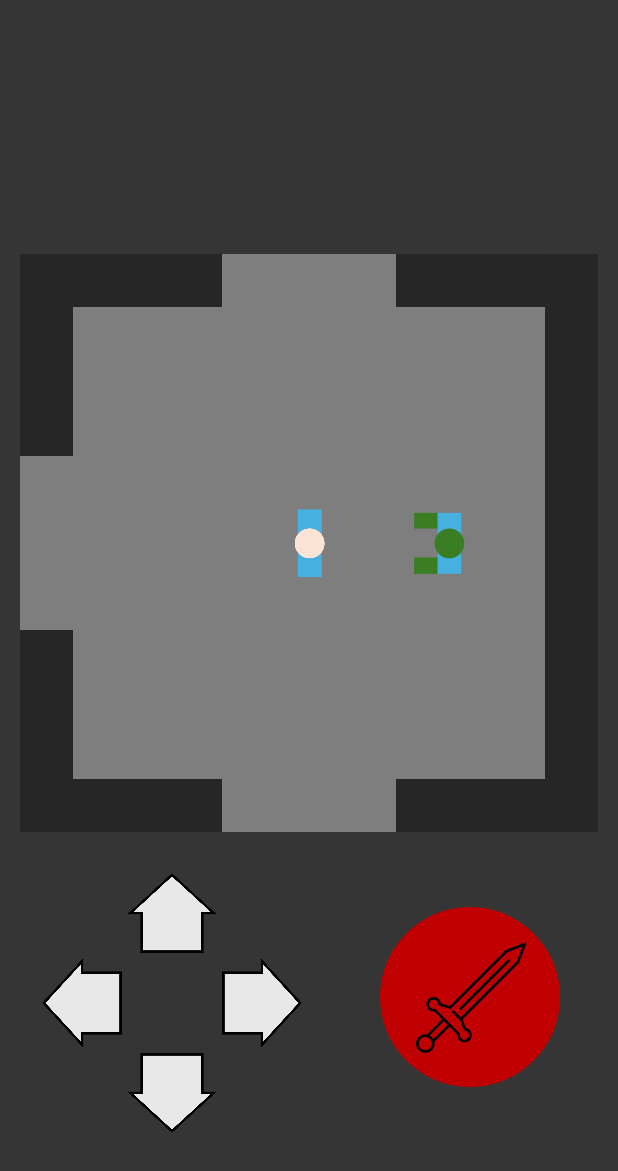
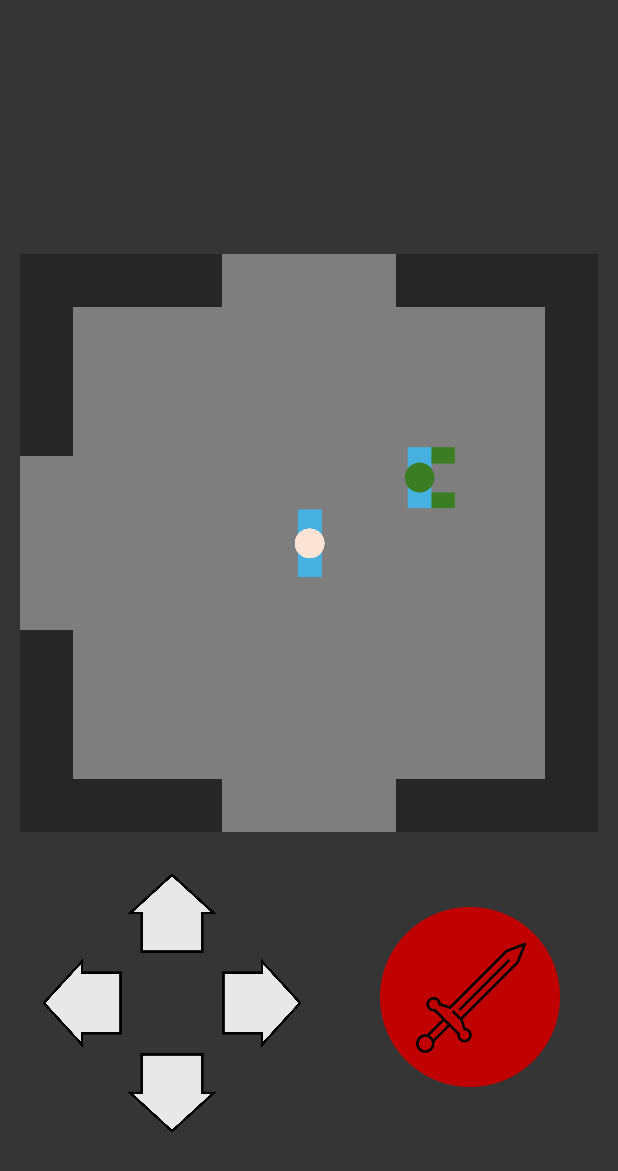
Before and after one commit to Etienne0792/Prototype-PFI, an Android app: the room6 screen opened directly, with no data from a screen before it, on a phone screen of 412 x 824 dp. Shown: the top 1171 px of the screen. Run offline under Robolectric (Android 15) with nearby library versions, the light colour scheme and no system bars; 5 statements that could not run were skipped.

Commit message:
correction mineures

```diff
--- a/app/src/main/java/com/example/prototype_pfi/room6.java
+++ b/app/src/main/java/com/example/prototype_pfi/room6.java
@@ -56,7 +56,6 @@ public class room6 extends AppCompatActivity {
         tabMonstre[2] = getDrawable(R.drawable.monstrepas2);
         ImageView monstre_img = findViewById(R.id.monstreRoom6);
         monstre = new Monstre(tabMonstre, monstre_img,gameGrid,GRID_SECTIONS,gridSize);
-
         if (hero.asKey){
             tabMonstre[0] = getDrawable(R.drawable.monstreattaquer);
             tabMonstre[1] = getDrawable(R.drawable.monstrepas1attaquer);
--- a/app/src/main/res/layout/room6.xml
+++ b/app/src/main/res/layout/room6.xml
@@ -169,6 +169,18 @@
             app:layout_constraintWidth_percent="0.0909"
             app:srcCompat="@drawable/mur" />
 
+        <ImageView
+            android:id="@+id/monstreRoom6"
+            android:layout_width="50dp"
+            android:layout_height="50dp"
+            app:layout_constraintBottom_toBottomOf="parent"
+            app:layout_constraintEnd_toEndOf="parent"
+            app:layout_constraintHorizontal_bias="0.749"
+            app:layout_constraintStart_toStartOf="parent"
+            app:layout_constraintTop_toTopOf="parent"
+            app:layout_constraintVertical_bias="0.37"
+            app:srcCompat="@drawable/monstre" />
+
     </androidx.constraintlayout.widget.ConstraintLayout>
 
     <ImageView
@@ -182,15 +194,4 @@
         app:layout_constraintTop_toTopOf="@+id/gameGrid"
         app:srcCompat="@drawable/personnage" />
 
-    <ImageView
-        android:id="@+id/monstreRoom6"
-        android:layout_width="50dp"
-        android:layout_height="50dp"
-        android:rotation="180"
-        app:layout_constraintBottom_toBottomOf="@+id/gameGrid"
-        app:layout_constraintEnd_toEndOf="@+id/gameGrid"
-        app:layout_constraintHorizontal_bias="0.75"
-        app:layout_constraintStart_toStartOf="@+id/gameGrid"
-        app:layout_constraintTop_toTopOf="@+id/gameGrid"
-        app:srcCompat="@drawable/monstre" />
 </androidx.constraintlayout.widget.ConstraintLayout>
```
